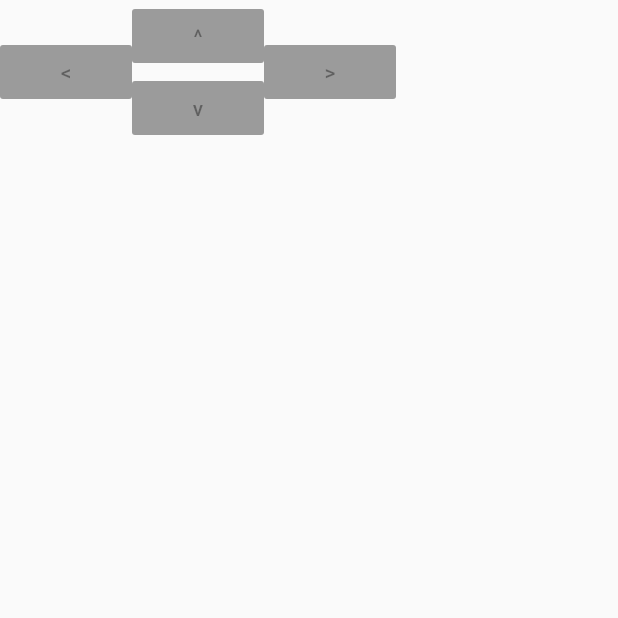
After one commit to koralowiec/app-for-arduino-vehicle, a Flutter app: the screen it shows after launch, after a tap on "Drive the vehicle", on a phone screen of 412 x 824 dp, the top half of it. The commit adds this screen. Run offline on Flutter 3.47's test engine with Material 2 defaults, Android fonts, the phone set to English and light mode, and no system bars; our stand-ins replace flutter_bluetooth_serial.

```diff
--- /dev/null
+++ b/lib/pages/drive_page.dart
@@ -0,0 +1,35 @@
+import 'package:flutter/material.dart';
+
+class DrivePage extends StatelessWidget {
+  @override
+  Widget build(BuildContext context) {
+    return Scaffold(
+      body: SafeArea(
+        child: Column(
+          children: <Widget>[
+            Row(
+              children: <Widget>[
+                RaisedButton(
+                  child: Text('<'),
+                ),
+                Column(
+                  children: <Widget>[
+                    RaisedButton(
+                      child: Text('^'),
+                    ),
+                    RaisedButton(
+                      child: Text('v'),
+                    )
+                  ],
+                ),
+                RaisedButton(
+                  child: Text('>'),
+                )
+              ],
+            ),
+          ],
+        ),
+      ),
+    );
+  }
+}
--- a/lib/pages/main_page/main_page.dart
+++ b/lib/pages/main_page/main_page.dart
@@ -1,3 +1,4 @@
+import 'package:app_for_arudino_vehicle/pages/drive_page.dart';
 import 'package:app_for_arudino_vehicle/pages/main_page/widgets/discoverity.dart';
 import 'package:flutter/material.dart';
 import 'package:flutter_bluetooth_serial/flutter_bluetooth_serial.dart';
@@ -15,7 +16,7 @@ class _MainPageState extends State<MainPage> {
   void initState() {
     super.initState();
 
-    FlutterBluetoothSerial.instance.isEnabled.then((isEnabled){
+    FlutterBluetoothSerial.instance.isEnabled.then((isEnabled) {
       setState(() {
         isBluetoothEnabled = isEnabled;
       });
@@ -37,6 +38,20 @@ class _MainPageState extends State<MainPage> {
             Visibility(
               visible: isBluetoothEnabled,
               child: Discoverity(),
+            ),
+            Visibility(
+              visible: isBluetoothEnabled,
+              child: RaisedButton(
+                child: Text('Drive the vehicle'),
+                onPressed: () {
+                  Navigator.push(
+                    context,
+                    MaterialPageRoute(
+                      builder: (context) => DrivePage(),
+                    ),
+                  );
+                },
+              ),
             )
           ],
         ),
--- a/lib/pages/main_page/widgets/discoverity.dart
+++ b/lib/pages/main_page/widgets/discoverity.dart
@@ -51,7 +51,7 @@ class _DiscoverityState extends State<Discoverity> {
               itemBuilder: (BuildContext context, int index) {
                 BluetoothDiscoveryResult foundDevice = discoveryResults[index];
                 return DeviceItem(
-                  deviceName: foundDevice.device.name,
+                  bluetoothDevice: foundDevice.device,
                 );
               },
             ),
```
Also changed, not shown: lib/pages/main_page/widgets/device_item.dart (+34 -4 lines).
